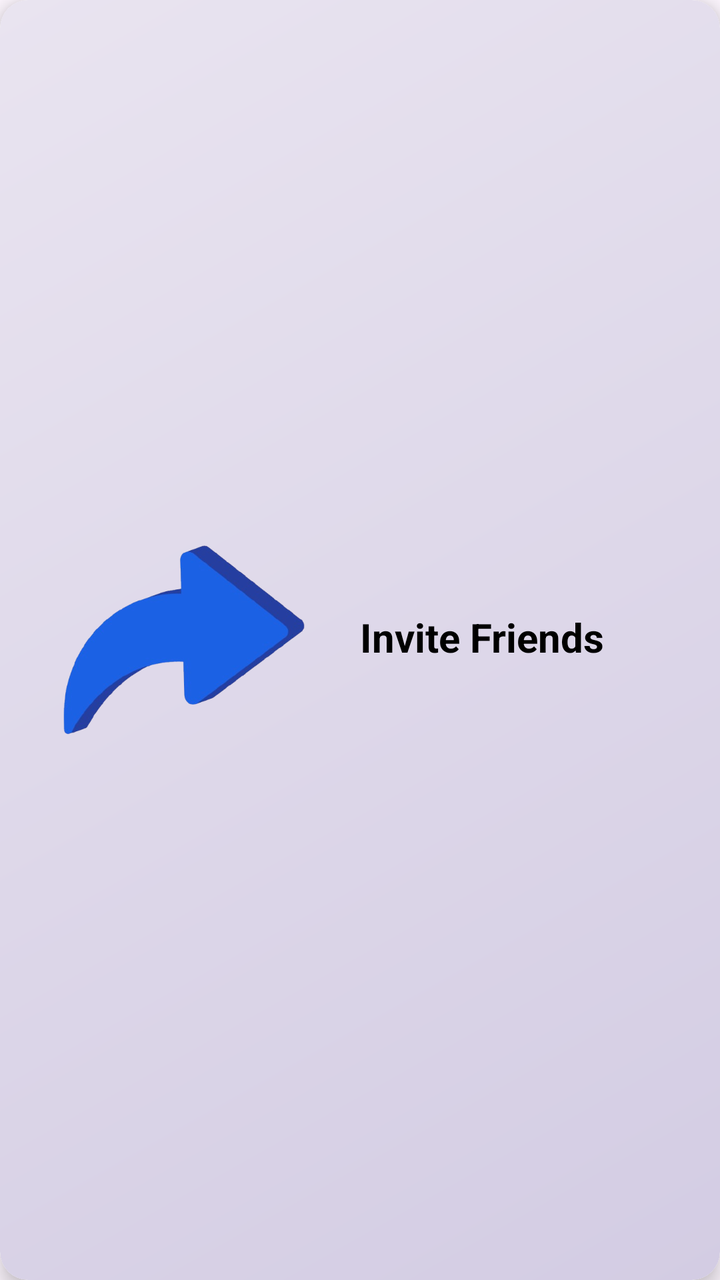
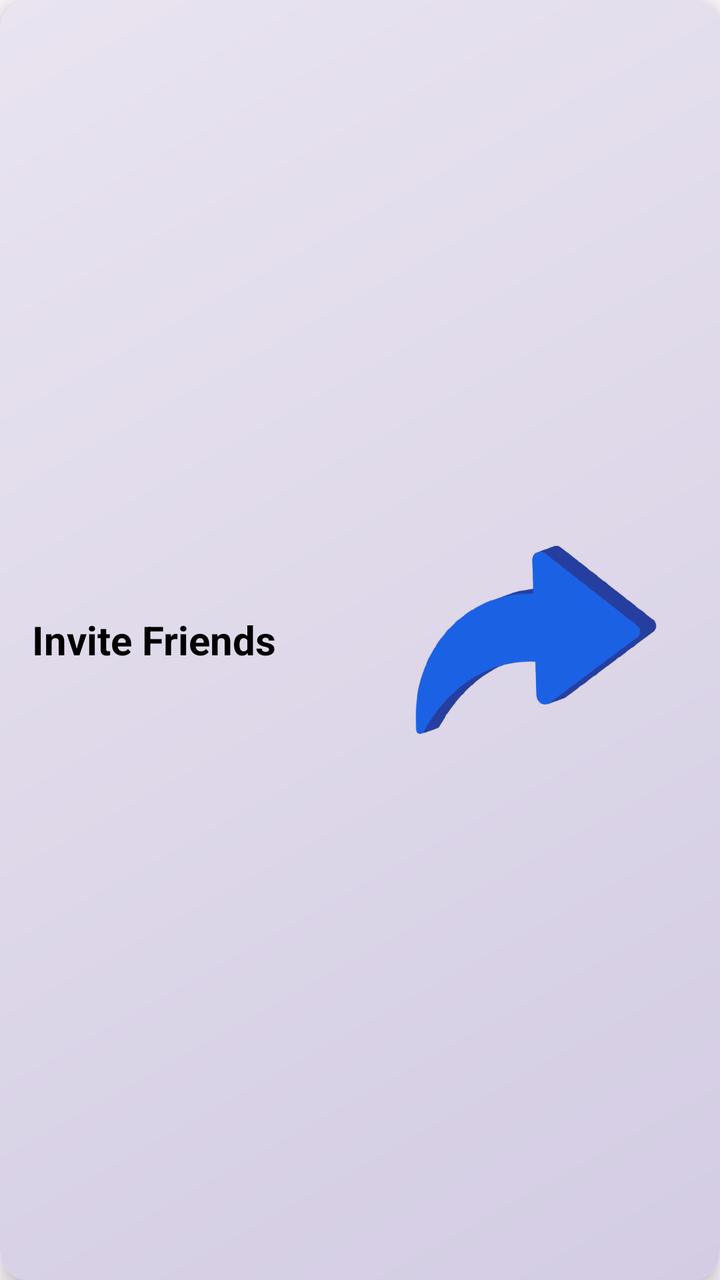

Compare the two renders of this Android layout. The source of the first and the diff that turns it into the second are given below.
<!-- AndroidManifest.xml: application theme Theme.RGamer -->
<!-- res/layout/card_invite.xml -->
<?xml version="1.0" encoding="utf-8"?>
<androidx.cardview.widget.CardView
    xmlns:android="http://schemas.android.com/apk/res/android"
    xmlns:app="http://schemas.android.com/apk/res-auto"
    android:id="@+id/card_invite"
    android:layout_width="match_parent"
    android:layout_height="157dp"
    android:layout_marginBottom="12dp"
    app:cardCornerRadius="14dp"
    app:cardElevation="6dp">

    <LinearLayout
        android:layout_width="match_parent"
        android:layout_height="match_parent"
        android:padding="16dp"
        android:background="@drawable/bg_card_gradient"
        android:orientation="horizontal"
        android:gravity="center_vertical">

        <ImageView
            android:layout_width="152dp"
            android:layout_height="132dp"
            android:src="@drawable/ic_invite" />

        <TextView
            android:layout_width="206dp"
            android:layout_height="30dp"
            android:layout_marginStart="12dp"
            android:text="Invite Friends"
            android:textColor="@color/black"
            android:textSize="20dp"
            android:textStyle="bold" />

    </LinearLayout>

</androidx.cardview.widget.CardView>
<!-- resources referenced by this layout -->
<resources>
  <color name="black">#FF000000</color>
  <!-- drawable bg_card_gradient (drawable) -->
  <?xml version="1.0" encoding="utf-8"?>
  <shape xmlns:android="http://schemas.android.com/apk/res/android"
      android:shape="rectangle">
  
      
      <corners android:radius="14dp" />
  
      
      <gradient
          android:startColor="#D3CCE3"
          android:endColor="#E9E4F0"
          android:angle="135" />
  
  </shape>
  <!-- drawable ic_invite: png bitmap (drawable, 78266 bytes) -->
  <style name="Theme.RGamer" parent="Base.Theme.RGamer" />
  <style name="Base.Theme.RGamer" parent="Theme.Material3.DayNight.NoActionBar">
          
          
      </style>
</resources>

<!-- the commit's change to res/layout/card_invite.xml (unified diff, before → after) -->
@@ -17,20 +17,22 @@
         android:orientation="horizontal"
         android:gravity="center_vertical">
 
+        
+        <TextView
+            android:layout_width="0dp"
+            android:layout_height="wrap_content"
+            android:layout_weight="1"
+            android:text="Invite Friends"
+            android:textColor="@color/black"
+            android:textSize="20sp"
+            android:textStyle="bold" />
+
+        
         <ImageView
             android:layout_width="152dp"
             android:layout_height="132dp"
             android:src="@drawable/ic_invite" />
 
-        <TextView
-            android:layout_width="206dp"
-            android:layout_height="30dp"
-            android:layout_marginStart="12dp"
-            android:text="Invite Friends"
-            android:textColor="@color/black"
-            android:textSize="20dp"
-            android:textStyle="bold" />
-
     </LinearLayout>
 
 </androidx.cardview.widget.CardView>
